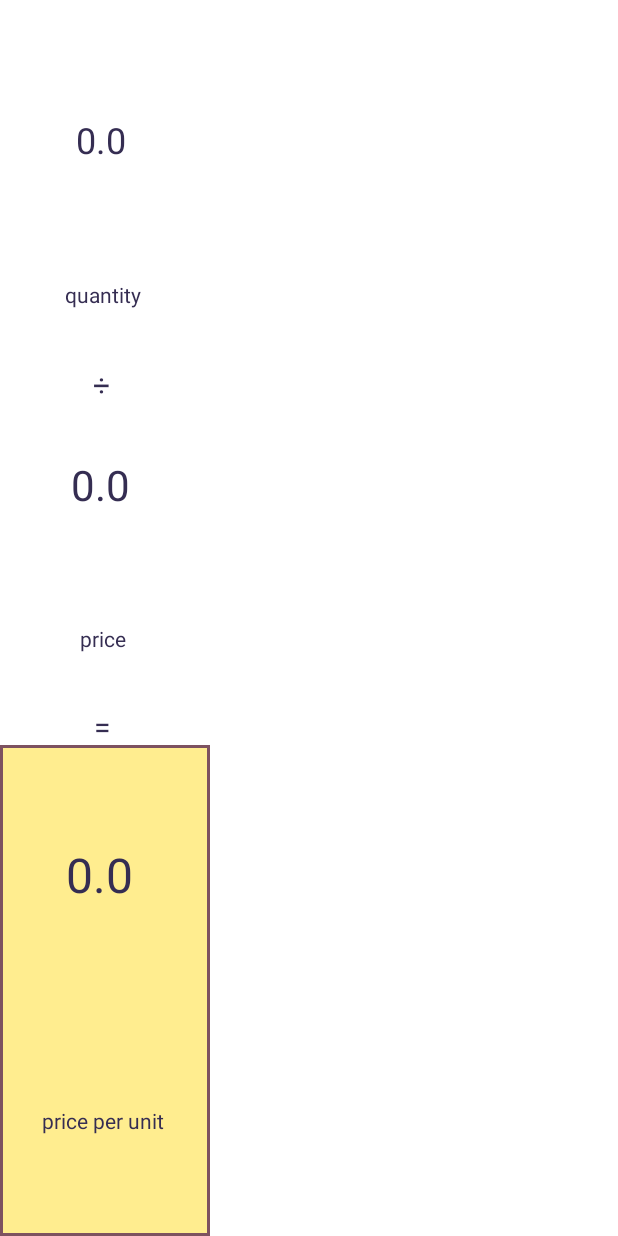
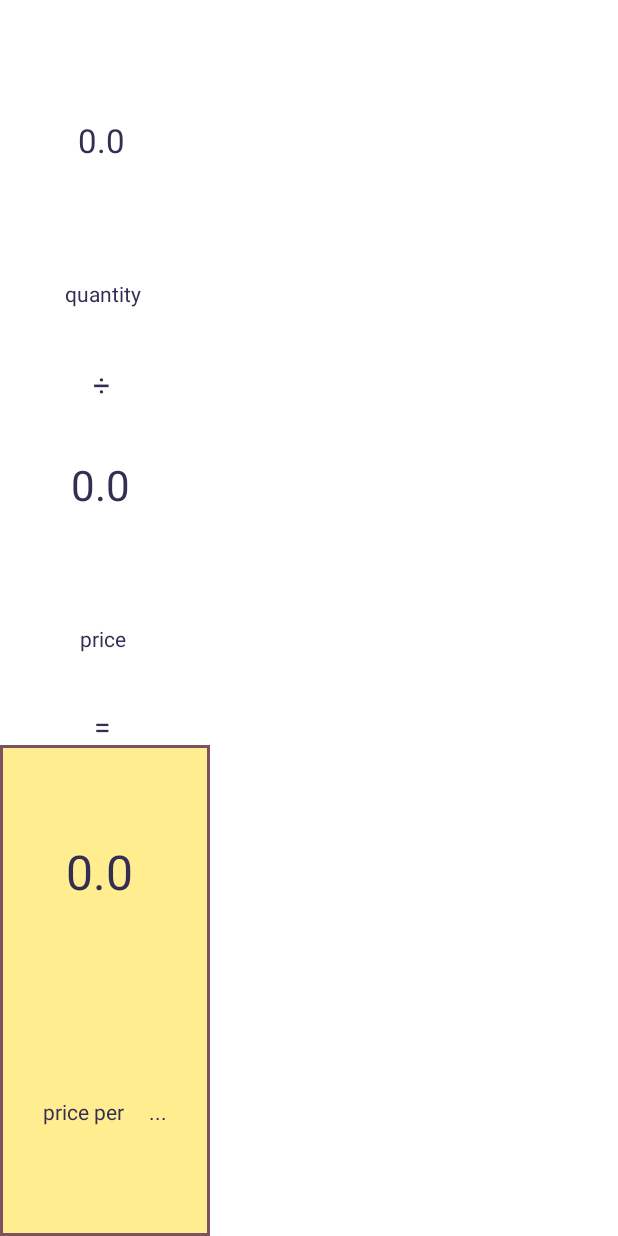
Before and after one commit to Antmar3000/PriceCam, an Android app built with Jetpack Compose: the composable LandscapeDataDisplay shown on its own in the app's theme, on a phone screen of 412 x 824 dp. Run offline under Robolectric (Android 15) with nearby library versions, the phone set to English and light mode, and no system bars; libraries missing offline, so code that uses them is left out: androidx.camera.core, androidx.camera.view; 2 statements that could not run were skipped.

Commit message:
improved UI

```diff
--- a/app/src/main/java/com/antmar/pricecam/domain/AnalyzeResultUseCase.kt
+++ b/app/src/main/java/com/antmar/pricecam/domain/AnalyzeResultUseCase.kt
@@ -138,11 +138,11 @@ class AnalyzeResultUseCase {
         }
 
         val weightOrVolumeDigits =
-            weightOrVolumeMatch.replace(",", ".").replace("[^0-9.]".toRegex(), "")
+            weightOrVolumeMatch.replace(",", ".").replace("[^0-9.]".toRegex(), "").toFloat()
 
 
-        return if (matchWithKilos) QuantityInfo(weightOrVolumeDigits.toFloat(), suffix)
-        else QuantityInfo(weightOrVolumeDigits.toFloat().div(1000), suffix)
+        return if (matchWithKilos) QuantityInfo(weightOrVolumeDigits, suffix)
+        else QuantityInfo(weightOrVolumeDigits.div(1000), suffix)
     }
 
     private fun uniteResults(result: Text): PriceTag {
--- a/app/src/main/java/com/antmar/pricecam/presentation/ui/orientation/LandscapeDataDisplay.kt
+++ b/app/src/main/java/com/antmar/pricecam/presentation/ui/orientation/LandscapeDataDisplay.kt
@@ -4,16 +4,20 @@ import androidx.compose.foundation.background
 import androidx.compose.foundation.border
 import androidx.compose.foundation.layout.Arrangement
 import androidx.compose.foundation.layout.Column
+import androidx.compose.foundation.layout.Row
 import androidx.compose.foundation.layout.Spacer
 import androidx.compose.foundation.layout.fillMaxHeight
 import androidx.compose.foundation.layout.fillMaxWidth
 import androidx.compose.foundation.layout.width
 import androidx.compose.material3.MaterialTheme
+import androidx.compose.material3.Text
 import androidx.compose.runtime.Composable
 import androidx.compose.ui.Alignment
 import androidx.compose.ui.Modifier
 import androidx.compose.ui.res.stringResource
+import androidx.compose.ui.text.TextStyle
 import androidx.compose.ui.unit.dp
+import androidx.compose.ui.unit.sp
 import androidx.lifecycle.compose.collectAsStateWithLifecycle
 import com.antmar.pricecam.R
 import com.antmar.pricecam.presentation.ui.utils.BaseText
@@ -38,7 +42,12 @@ fun LandscapeDataDisplay (viewModel: MainViewModel) {
         Column(modifier = Modifier.weight(2f),
             horizontalAlignment = Alignment.CenterHorizontally,
             verticalArrangement = Arrangement.SpaceAround) {
-            BaseText("${priceQuantityInfo.quantityInfo.quantity}", 24, priceQuantityInfo.quantityInfo.suffix)
+
+            BaseText(when (priceQuantityInfo.quantityInfo.suffix) {
+                0, 2, 4 -> "${priceQuantityInfo.quantityInfo.quantity}"
+                1, 3 -> "${priceQuantityInfo.quantityInfo.quantity.times(1000).toInt()}"
+                else -> "${priceQuantityInfo.quantityInfo.quantity}"
+            }, 22, priceQuantityInfo.quantityInfo.suffix)
 
             BaseText(stringResource(R.string.quantity), 14, 0)
         }
@@ -64,7 +73,34 @@ fun LandscapeDataDisplay (viewModel: MainViewModel) {
             verticalArrangement = Arrangement.SpaceAround) {
             BaseText(priceQuantityInfo.pricePerUnit.toString(), 32, 0)
 
-            BaseText(stringResource(R.string.price_per_unit), 14, 0)
+            Row (
+                modifier = Modifier.fillMaxWidth(),
+                horizontalArrangement = Arrangement.SpaceAround
+            ) {
+
+                Text(text = " ")
+
+                Text(
+                    text = stringResource(R.string.price_per),
+                    fontSize = 14.sp,
+                    style = TextStyle(color = MaterialTheme.colorScheme.primary)
+                )
+
+                Text(
+                    text = when(priceQuantityInfo.quantityInfo.suffix) {
+                        0 -> "..."
+                        1 -> stringResource(R.string.kg)
+                        2 -> stringResource(R.string.liter)
+                        3 -> stringResource(R.string.liter)
+                        4 -> stringResource(R.string.kg)
+                        else -> "..."
+                    },
+                    fontSize = 14.sp,
+                    style = TextStyle(color = MaterialTheme.colorScheme.primary)
+                )
+
+                Text(text = " ")
+            }
         }
     }
 }
--- a/app/src/main/java/com/antmar/pricecam/presentation/ui/theme/Color.kt
+++ b/app/src/main/java/com/antmar/pricecam/presentation/ui/theme/Color.kt
@@ -5,7 +5,7 @@ import androidx.compose.ui.graphics.Color
 val Purple80 = Color(0xFFD0BCFF)
 val PurpleGrey80 = Color(0xFFCCC2DC)
 val Pink80 = Color(0xFFEFB8C8)
-val NearlyBlack = Color(0x00120015)
+val NearlyBlack = Color(0xF70F0013)
 val DarkOrange = Color(0xFF1F1811)
 
 val Purple40 = Color(0xFF352D52)
--- a/app/src/main/java/com/antmar/pricecam/presentation/ui/utils/BaseText.kt
+++ b/app/src/main/java/com/antmar/pricecam/presentation/ui/utils/BaseText.kt
@@ -15,9 +15,9 @@ fun BaseText(text: String, size: Int, suffix : Int) {
     Text(
         text = "$text " + when(suffix) {
             0 -> ""
-            1 -> stringResource(R.string.kg)
-            2 -> stringResource(R.string.liter)
-            3 -> stringResource(R.string.liter)
+            1 -> stringResource(R.string.gram)
+            2 -> stringResource(R.string.liter_short)
+            3 -> stringResource(R.string.milliliter)
             4 -> stringResource(R.string.kg)
             else -> ""
         },
--- a/app/src/main/res/values/strings.xml
+++ b/app/src/main/res/values/strings.xml
@@ -4,7 +4,10 @@
     <string name="button_permission">Grant permission</string>
     <string name="price">price</string>
     <string name="quantity">quantity</string>
-    <string name="price_per_unit">price per unit</string>
+    <string name="price_per">price per</string>
     <string name="kg">kg</string>
-    <string name="liter">l</string>
+    <string name="liter_short">l</string>
+    <string name="liter">liter</string>
+    <string name="gram">g</string>
+    <string name="milliliter">ml</string>
 </resources>
```
Also changed, not shown: app/src/main/java/com/antmar/pricecam/presentation/ui/orientation/PortraitDataDisplay.kt (+44 -6 lines), 1 other file.
